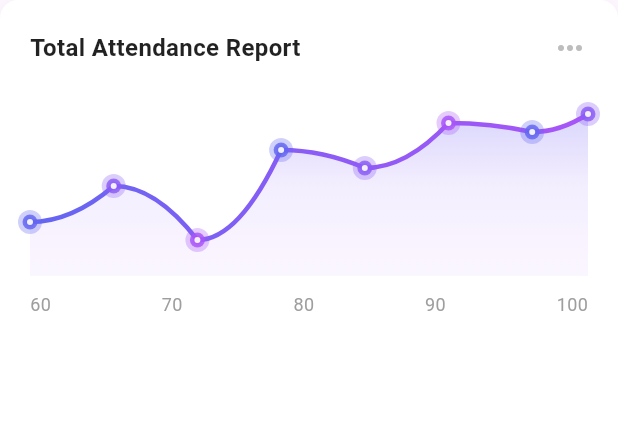
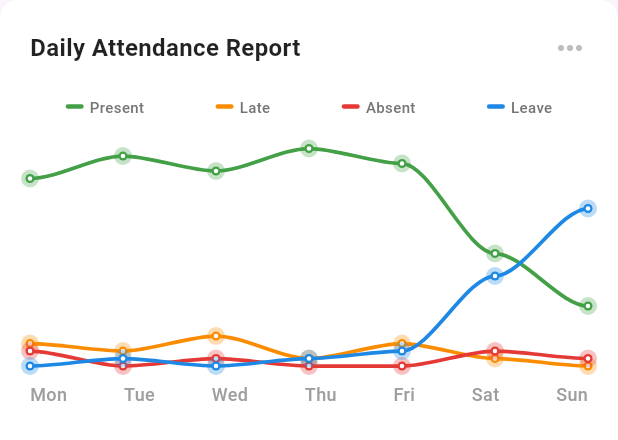
Before and after one commit to RollinPumpkin/BPR_Absence, a Flutter app: the AttendanceChart widget shown alone on an empty page, opened directly, on a phone screen of 412 x 824 dp. Shown: the top 440 px of the screen. Run offline on Flutter 3.47's test engine with Material 3 defaults, Android fonts, the phone set to English and light mode, and no system bars; our stand-ins replace dio, shared_preferences; accounts and stored records are empty.

Commit message:
feat: Update Attendance Chart with improved labels and legend

```diff
--- a/frontend/lib/modules/user/attendance/widgets/attendance_chart.dart
+++ b/frontend/lib/modules/user/attendance/widgets/attendance_chart.dart
@@ -26,7 +26,7 @@ class AttendanceChart extends StatelessWidget {
             mainAxisAlignment: MainAxisAlignment.spaceBetween,
             children: [
               const Text(
-                'Total Attendance Report',
+                'Daily Attendance Report',
                 style: TextStyle(
                   fontSize: 16,
                   fontWeight: FontWeight.w600,
@@ -42,156 +42,181 @@ class AttendanceChart extends StatelessWidget {
 
           const SizedBox(height: 20),
 
+          /// Legend
+          _buildLegend(),
+
+          const SizedBox(height: 16),
+
           /// Chart Area
           Container(
-            height: 120,
+            height: 150,
             width: double.infinity,
             child: CustomPaint(
-              painter: AttendanceChartPainter(),
+              painter: MultiLineAttendanceChartPainter(),
             ),
           ),
 
           const SizedBox(height: 10),
 
-          /// Y-axis labels (simplified)
+          /// X-axis labels (Days)
           Row(
             mainAxisAlignment: MainAxisAlignment.spaceBetween,
             children: [
-              Text(
-                '60',
-                style: TextStyle(
-                  fontSize: 12,
-                  color: Colors.grey.shade500,
-                ),
-              ),
-              Text(
-                '70',
-                style: TextStyle(
-                  fontSize: 12,
-                  color: Colors.grey.shade500,
-                ),
-              ),
-              Text(
-                '80',
-                style: TextStyle(
-                  fontSize: 12,
-                  color: Colors.grey.shade500,
-                ),
-              ),
-              Text(
-                '90',
-                style: TextStyle(
-                  fontSize: 12,
-                  color: Colors.grey.shade500,
-                ),
-              ),
-              Text(
-                '100',
-                style: TextStyle(
-                  fontSize: 12,
-                  color: Colors.grey.shade500,
-                ),
-              ),
+              _buildDayLabel('Mon'),
+              _buildDayLabel('Tue'),
+              _buildDayLabel('Wed'),
+              _buildDayLabel('Thu'),
+              _buildDayLabel('Fri'),
+              _buildDayLabel('Sat'),
+              _buildDayLabel('Sun'),
             ],
           ),
         ],
       ),
     );
   }
+
+  Widget _buildLegend() {
+    return Row(
+      mainAxisAlignment: MainAxisAlignment.spaceAround,
+      children: [
+        _buildLegendItem('Present', Colors.green.shade600),
+        _buildLegendItem('Late', Colors.orange.shade600),
+        _buildLegendItem('Absent', Colors.red.shade600),
+        _buildLegendItem('Leave', Colors.blue.shade600),
+      ],
+    );
+  }
+
+  Widget _buildLegendItem(String label, Color color) {
+    return Row(
+      mainAxisSize: MainAxisSize.min,
+      children: [
+        Container(
+          width: 12,
+          height: 3,
+          decoration: BoxDecoration(
+            color: color,
+            borderRadius: BorderRadius.circular(2),
+          ),
+        ),
+        const SizedBox(width: 4),
+        Text(
+          label,
+          style: TextStyle(
+            fontSize: 10,
+            color: Colors.grey.shade600,
+            fontWeight: FontWeight.w500,
+          ),
+        ),
+      ],
+    );
+  }
+
+  Widget _buildDayLabel(String day) {
+    return Text(
+      day,
+      style: TextStyle(
+        fontSize: 12,
+        color: Colors.grey.shade500,
+        fontWeight: FontWeight.w500,
+      ),
+    );
+  }
 }
 
-class AttendanceChartPainter extends CustomPainter {
+class MultiLineAttendanceChartPainter extends CustomPainter {
   @override
   void paint(Canvas canvas, Size size) {
-    // Define modern gradient colors
-    final gradientColors = [
-      const Color(0xFF6366F1), // Indigo
-      const Color(0xFF8B5CF6), // Purple
-      const Color(0xFFA855F7), // Purple
-    ];
+    // Define colors for each attendance type
+    final presentColor = Colors.green.shade600;
+    final lateColor = Colors.orange.shade600;
+    final absentColor = Colors.red.shade600;
+    final leaveColor = Colors.blue.shade600;
 
-    // Sample data points for the smooth curve
-    final points = [
-      Offset(0, size.height * 0.7),
-      Offset(size.width * 0.15, size.height * 0.5),
-      Offset(size.width * 0.3, size.height * 0.8),
-      Offset(size.width * 0.45, size.height * 0.3),
-      Offset(size.width * 0.6, size.height * 0.4),
-      Offset(size.width * 0.75, size.height * 0.15),
-      Offset(size.width * 0.9, size.height * 0.2),
-      Offset(size.width, size.height * 0.1),
-    ];
+    // Sample data for 7 days (Monday to Sunday)
+    // Values represent count of people in each category per day
+    final presentData = [25.0, 28.0, 26.0, 29.0, 27.0, 15.0, 8.0]; // Higher on weekdays
+    final lateData = [3.0, 2.0, 4.0, 1.0, 3.0, 1.0, 0.0]; // Occasional lateness
+    final absentData = [2.0, 0.0, 1.0, 0.0, 0.0, 2.0, 1.0]; // Minimal absences
+    final leaveData = [0.0, 1.0, 0.0, 1.0, 2.0, 12.0, 21.0]; // More leave on weekends
 
-    // Create smooth curved path using quadratic Bezier curves
-    final path = Path();
-    path.moveTo(points[0].dx, points[0].dy);
+    // Calculate max value for scaling
+    final maxValue = 30.0; // Max expected attendance count
 
-    for (int i = 0; i < points.length - 1; i++) {
-      final current = points[i];
-      final next = points[i + 1];
-      final controlPoint = Offset(
-        current.dx + (next.dx - current.dx) * 0.5,
-        current.dy,
-      );
-      path.quadraticBezierTo(controlPoint.dx, controlPoint.dy, next.dx, next.dy);
+    // Calculate positions for 7 days
+    final dayWidth = size.width / 6; // 6 intervals for 7 points
+
+    // Draw each line
+    _drawAttendanceLine(canvas, size, presentData, presentColor, dayWidth, maxValue, 'Present');
+    _drawAttendanceLine(canvas, size, lateData, lateColor, dayWidth, maxValue, 'Late');
+    _drawAttendanceLine(canvas, size, absentData, absentColor, dayWidth, maxValue, 'Absent');
+    _drawAttendanceLine(canvas, size, leaveData, leaveColor, dayWidth, maxValue, 'Leave');
+  }
+
+  void _drawAttendanceLine(Canvas canvas, Size size, List<double> data, Color color,
+                          double dayWidth, double maxValue, String type) {
+    final points = <Offset>[];
+
+    // Calculate points
+    for (int i = 0; i < data.length; i++) {
+      final x = i * dayWidth;
+      final y = size.height - (data[i] / maxValue * size.height);
+      points.add(Offset(x, y));
     }
 
-    // Create gradient fill area
-    final fillPath = Path.from(path);
-    fillPath.lineTo(size.width, size.height);
-    fillPath.lineTo(0, size.height);
-    fillPath.close();
+    // Create smooth path
+    final path = Path();
+    if (points.isNotEmpty) {
+      path.moveTo(points[0].dx, points[0].dy);
 
-    // Fill gradient
-    final fillPaint = Paint()
-      ..shader = LinearGradient(
-        begin: Alignment.topCenter,
-        end: Alignment.bottomCenter,
-        colors: [
-          gradientColors[0].withOpacity(0.3),
-          gradientColors[1].withOpacity(0.1),
-          gradientColors[2].withOpacity(0.05),
-        ],
-      ).createShader(Rect.fromLTWH(0, 0, size.width, size.height));
+      for (int i = 1; i < points.length; i++) {
+        final previous = points[i - 1];
+        final current = points[i];
+        final controlPoint1 = Offset(
+          previous.dx + (current.dx - previous.dx) * 0.3,
+          previous.dy,
+        );
+        final controlPoint2 = Offset(
+          current.dx - (current.dx - previous.dx) * 0.3,
+          current.dy,
+        );
+        path.cubicTo(
+          controlPoint1.dx, controlPoint1.dy,
+          controlPoint2.dx, controlPoint2.dy,
+          current.dx, current.dy,
+        );
+      }
+    }
 
-    canvas.drawPath(fillPath, fillPaint);
-
-    // Draw the main line with gradient
+    // Draw the line
     final linePaint = Paint()
-      ..shader = LinearGradient(
-        begin: Alignment.centerLeft,
-        end: Alignment.centerRight,
-        colors: gradientColors,
-      ).createShader(Rect.fromLTWH(0, 0, size.width, size.height))
-      ..strokeWidth = 3
+      ..color = color
+      ..strokeWidth = 2.5
       ..style = PaintingStyle.stroke
       ..strokeCap = StrokeCap.round
       ..strokeJoin = StrokeJoin.round;
 
     canvas.drawPath(path, linePaint);
 
-    // Draw modern dots on the line
+    // Draw points
     for (int i = 0; i < points.length; i++) {
       final point = points[i];
 
-      // Outer glow
+      // Outer circle (glow effect)
       final glowPaint = Paint()
-        ..color = gradientColors[i % gradientColors.length].withOpacity(0.3)
+        ..color = color.withOpacity(0.3)
         ..style = PaintingStyle.fill;
-      canvas.drawCircle(point, 8, glowPaint);
+      canvas.drawCircle(point, 6, glowPaint);
 
-      // Main dot with gradient
+      // Main dot
       final dotPaint = Paint()
-        ..shader = RadialGradient(
-          colors: [
-            gradientColors[i % gradientColors.length],
-            gradientColors[i % gradientColors.length].withOpacity(0.8),
-          ],
-        ).createShader(Rect.fromCircle(center: point, radius: 5));
-      canvas.drawCircle(point, 5, dotPaint);
+        ..color = color
+        ..style = PaintingStyle.fill;
+      canvas.drawCircle(point, 3, dotPaint);
 
-      // White center highlight
-      canvas.drawCircle(point, 2, Paint()..color = Colors.white.withOpacity(0.9));
+      // White center
+      canvas.drawCircle(point, 1.5, Paint()..color = Colors.white);
     }
   }
 
```
